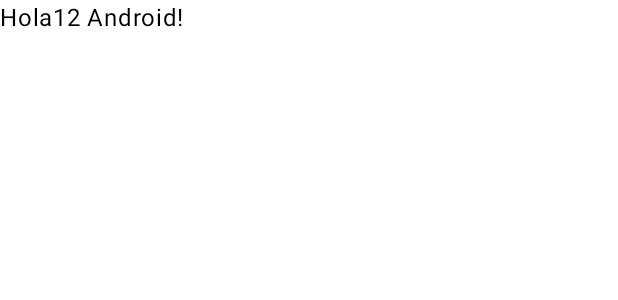
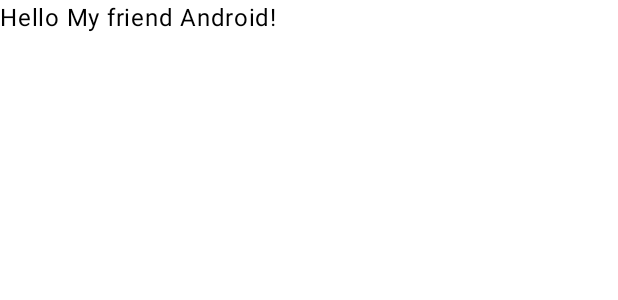
Before and after one commit to Abraham1439/QualifyGymApp_Grupo13, an Android app built with Jetpack Compose: the @Preview function GreetingPreview, on a phone screen of 412 x 824 dp. Shown: the top 300 px of the screen. Run offline under Robolectric (Android 15) with nearby library versions, the phone set to English and light mode, and no system bars.

Commit message:
Se cambio el nombre del saludo

```diff
--- a/QualifyGym_Grupo13/app/src/main/java/com/example/qualifygym_grupo13/MainActivity.kt
+++ b/QualifyGym_Grupo13/app/src/main/java/com/example/qualifygym_grupo13/MainActivity.kt
@@ -33,7 +33,7 @@ class MainActivity : ComponentActivity() {
 @Composable
 fun Greeting(name: String, modifier: Modifier = Modifier) {
     Text(
-        text = "Hola12 $name!",
+        text = "Hello My friend $name!",
         modifier = modifier
     )
 }
```
